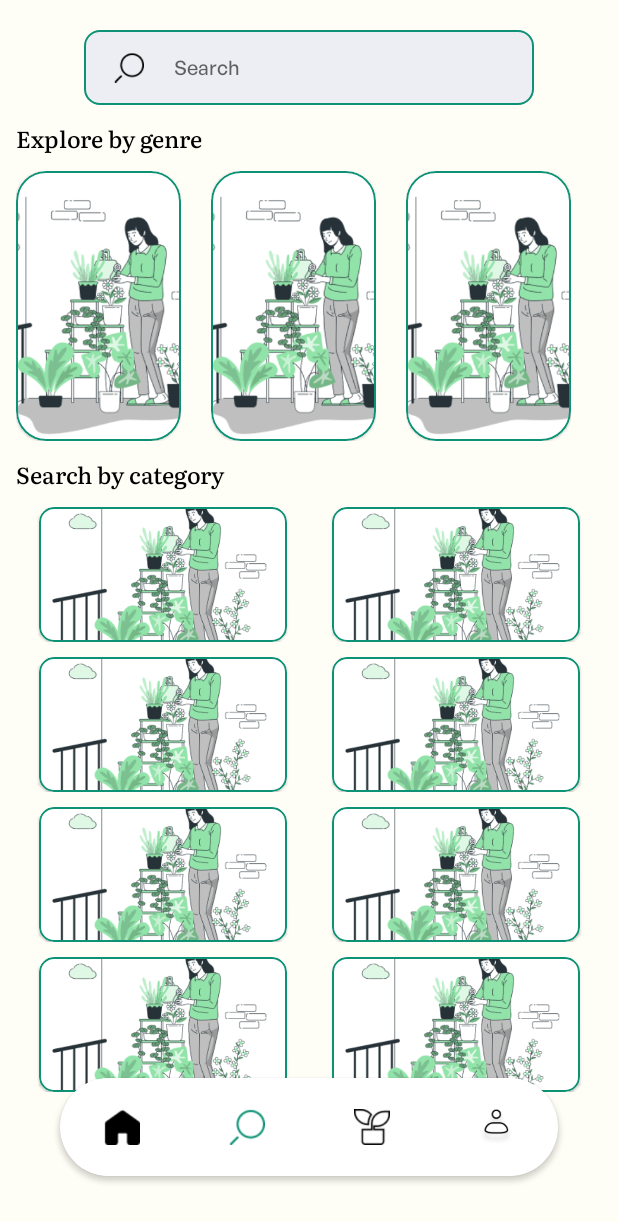
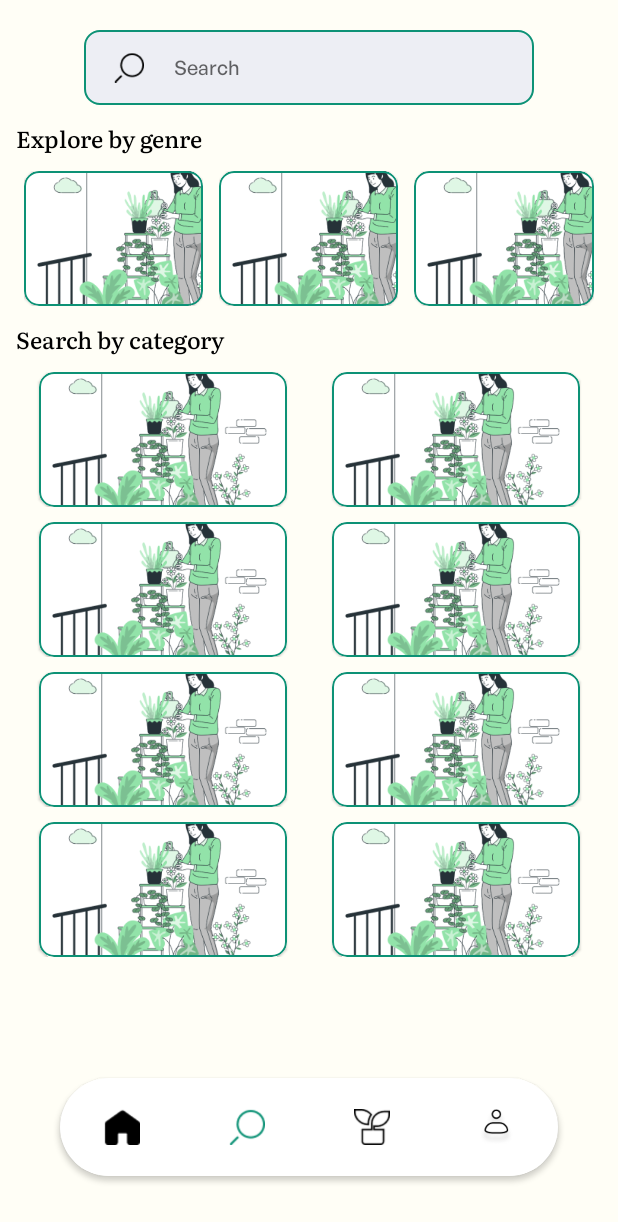
Before and after one commit to xilhwrd/Plant_Library, an Android app: the screen it shows after launch once a user with an empty profile is signed in (IndexActivity), item 2 of the bottom bar chosen, on a phone screen of 412 x 824 dp. Shown: the top 1222 px of the screen. Run offline under Robolectric (Android 15) with nearby library versions, the phone set to English and light mode, and no system bars; our stand-ins replace CircleImageView, Firebase (no records; nobody signed in at launch, a user with empty details on screens opened directly), Picasso, Shimmer; pictures from the network do not load; 2 statements that could not run were skipped.

```diff
--- a/app/src/main/java/com/example/plant_library/Adapter/GenreAdapter.java
+++ b/app/src/main/java/com/example/plant_library/Adapter/GenreAdapter.java
@@ -25,18 +25,20 @@ public class GenreAdapter extends RecyclerView.Adapter<GenreAdapter.GenreViewHol
     private final RecyclerViewInterface recyclerViewInterface;
     private final int recyclerViewId;
     private boolean showShimmer = true;
-    public GenreAdapter(List<Genre> list, Context context, int recyclerViewId, RecyclerViewInterface recyclerViewInterface) {
+    private int itemLayout;
+    public GenreAdapter(List<Genre> list, int itemLayout, Context context, int recyclerViewId, RecyclerViewInterface recyclerViewInterface) {
         this.genreList = list;
         this.context = context;
         this.recyclerViewInterface = recyclerViewInterface;
         this.recyclerViewId = recyclerViewId;
+        this.itemLayout = itemLayout;
     }
 
 
     @NonNull
     @Override
     public GenreViewHolder onCreateViewHolder(@NonNull ViewGroup parent, int viewType) {
-        View view = LayoutInflater.from(parent.getContext()).inflate(R.layout.item_genre, parent, false);
+        View view = LayoutInflater.from(parent.getContext()).inflate(itemLayout, parent, false);
         return new GenreViewHolder(view);
     }
 
--- a/app/src/main/java/com/example/plant_library/Fragment/HomeFragmentAll.java
+++ b/app/src/main/java/com/example/plant_library/Fragment/HomeFragmentAll.java
@@ -226,10 +226,9 @@ public class HomeFragmentAll extends Fragment implements RecyclerViewInterface {
     private void setPlantCategoryAdapter(){
         recyclerView = mView.findViewById(R.id.rcv_plant_category);
         plantCategoryList = new ArrayList<>();
-        plantCategoryAdapter = new GenreAdapter(plantCategoryList,getContext(), R.id.rcv_plant_category,this);
+        plantCategoryAdapter = new GenreAdapter(plantCategoryList, R.layout.item_category_plants,getContext(), R.id.rcv_plant_category,this);
         LinearLayoutManager manager = new LinearLayoutManager(getContext(), LinearLayoutManager.VERTICAL,false);
-        GridLayoutManager gridLayoutManager = new GridLayoutManager(getContext(),2);
-        recyclerView.setLayoutManager(gridLayoutManager);
+        recyclerView.setLayoutManager(manager);
         recyclerView.setAdapter(plantCategoryAdapter);
         getListGenre();
     }
--- a/app/src/main/java/com/example/plant_library/Fragment/SearchFragment.java
+++ b/app/src/main/java/com/example/plant_library/Fragment/SearchFragment.java
@@ -64,7 +64,7 @@ public class SearchFragment extends Fragment implements RecyclerViewInterface {
     private void setGenreAdapter() {
         recyclerView = mView.findViewById(R.id.rcv_genre);
         genreList = new ArrayList<>();
-        genreAdapter = new GenreAdapter(genreList,getContext(), R.id.rcv_genre,this);
+        genreAdapter = new GenreAdapter(genreList, R.layout.item_category_search,getContext(), R.id.rcv_genre,this);
         LinearLayoutManager manager = new LinearLayoutManager(getContext(), LinearLayoutManager.HORIZONTAL,false);
         GridLayoutManager gridLayoutManager = new GridLayoutManager(getContext(),3);
         recyclerView.setLayoutManager(gridLayoutManager);
--- a/app/src/main/res/layout/item_category_search.xml
+++ b/app/src/main/res/layout/item_category_search.xml
@@ -14,7 +14,7 @@
     android:layout_height="match_parent">
     <com.google.android.material.card.MaterialCardView
         app:strokeColor="@color/main_color"
-        app:strokeWidth="1.5dp"
+        app:strokeWidth="1dp"
         android:layout_width="wrap_content"
         android:layout_height="wrap_content"
         app:cardCornerRadius="10dp"
```
Also changed, not shown: app/src/main/res/layout/item_category_plants.xml (+10 -12 lines).
